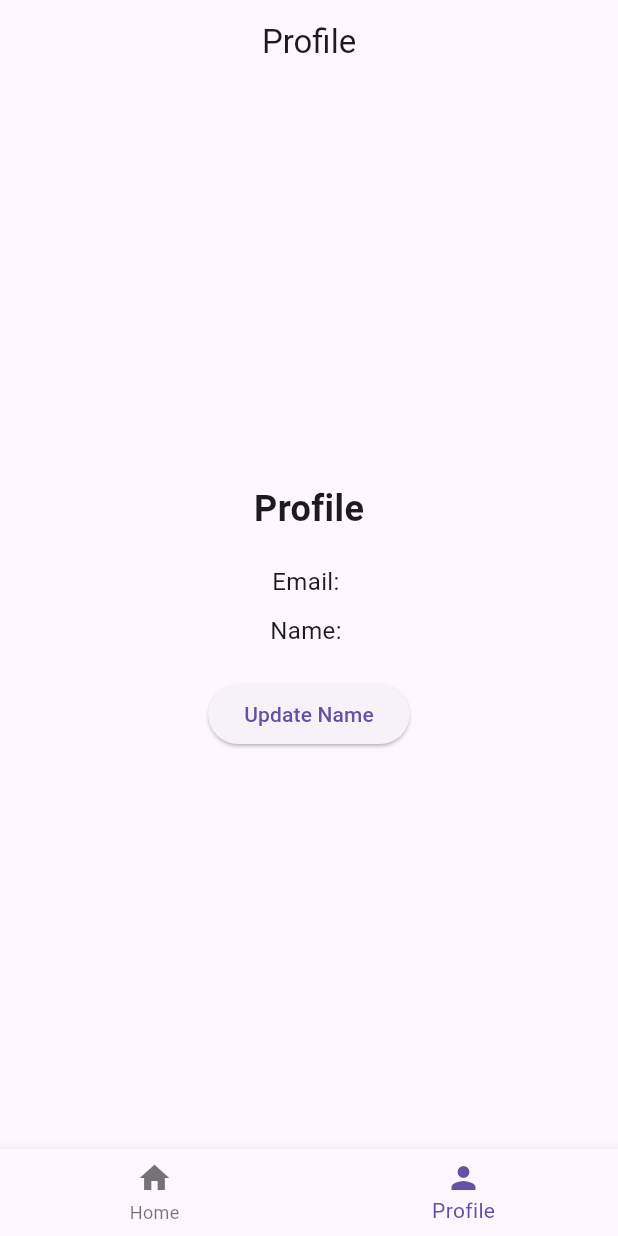
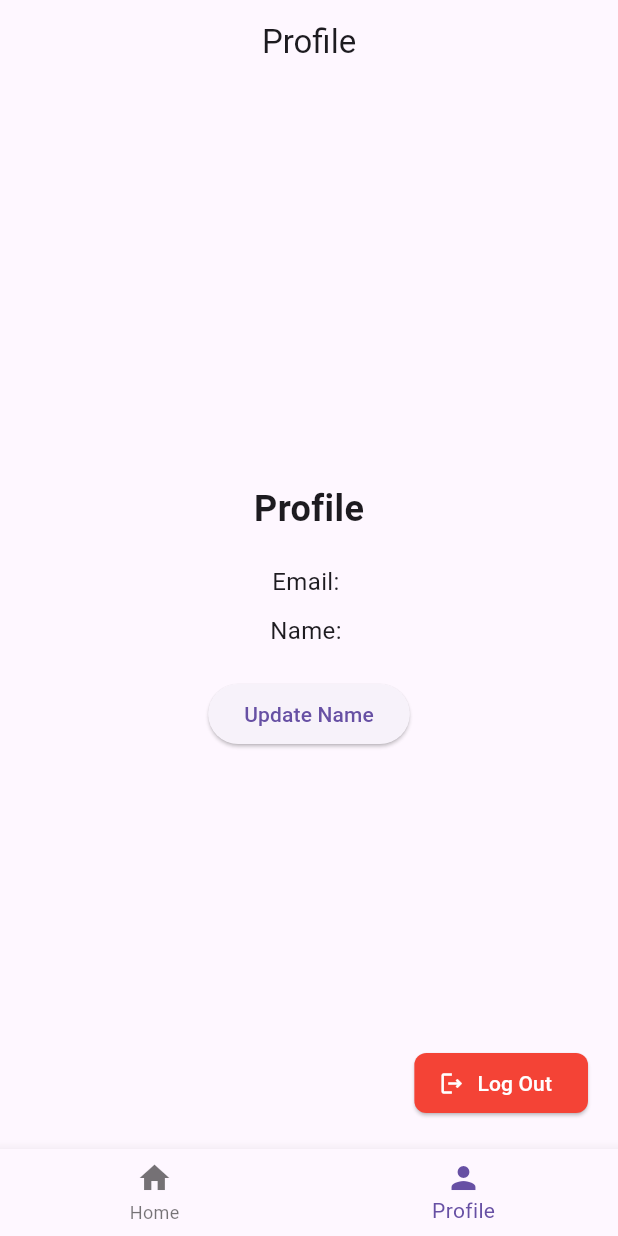
Before and after one commit to THARUN-BART/flutter, a Flutter app: the HomePage screen opened directly, item 2 of the bottom bar chosen, on a phone screen of 412 x 824 dp. Run offline on Flutter 3.47's test engine with Material 3 defaults, Android fonts, the phone set to English and light mode, and no system bars; our stand-ins replace cloud_firestore, firebase_auth, firebase_core, google_fonts; accounts and stored records are empty.

Commit message:
Added LOGOUT button in profile screen

```diff
--- a/to_do_list/lib/Pages/home.dart
+++ b/to_do_list/lib/Pages/home.dart
@@ -1,6 +1,8 @@
 import 'package:flutter/material.dart';
 import 'package:cloud_firestore/cloud_firestore.dart';
 import 'package:firebase_auth/firebase_auth.dart';
+import 'package:to_do_list/auth/Login.dart';
+import '/auth/Login.dart';
 
 class HomePage extends StatefulWidget {
   const HomePage({super.key});
@@ -254,14 +256,17 @@ class _HomePageState extends State<HomePage> {
   }
 
   Widget _buildProfileScreen() {
-    return Center(
+    return Stack(
+      children: [
+        Center(
           child: Padding(
             padding: const EdgeInsets.all(20.0),
             child: Column(
               mainAxisAlignment: MainAxisAlignment.center,
               children: [
                 Text("Profile",
-                style: TextStyle(fontSize: 24, fontWeight: FontWeight.bold)),
+                    style:
+                        TextStyle(fontSize: 24, fontWeight: FontWeight.bold)),
                 SizedBox(height: 20),
                 Text("Email: ${user?.email ?? 'Not Available'}",
                     style: TextStyle(fontSize: 16)),
@@ -275,6 +280,30 @@ class _HomePageState extends State<HomePage> {
               ],
             ),
           ),
+        ),
+        Positioned(
+          bottom: 20,
+          right: 20,
+          child: ElevatedButton.icon(
+            onPressed: () {
+              setState(() {
+                Navigator.pushReplacement(
+                  context,
+                  MaterialPageRoute(builder: (context) => Login()),
+                );
+              });
+            },
+            icon: Icon(Icons.logout_outlined, color: Colors.white),
+            label: Text("Log Out", style: TextStyle(color: Colors.white)),
+            style: ElevatedButton.styleFrom(
+              backgroundColor: Colors.red, // Red button color
+              shape: RoundedRectangleBorder(
+                borderRadius: BorderRadius.circular(8.0),
+              ),
+            ),
+          ),
+        ),
+      ],
     );
   }
 
```
Lines whose indentation alone changed are shown as unchanged.
